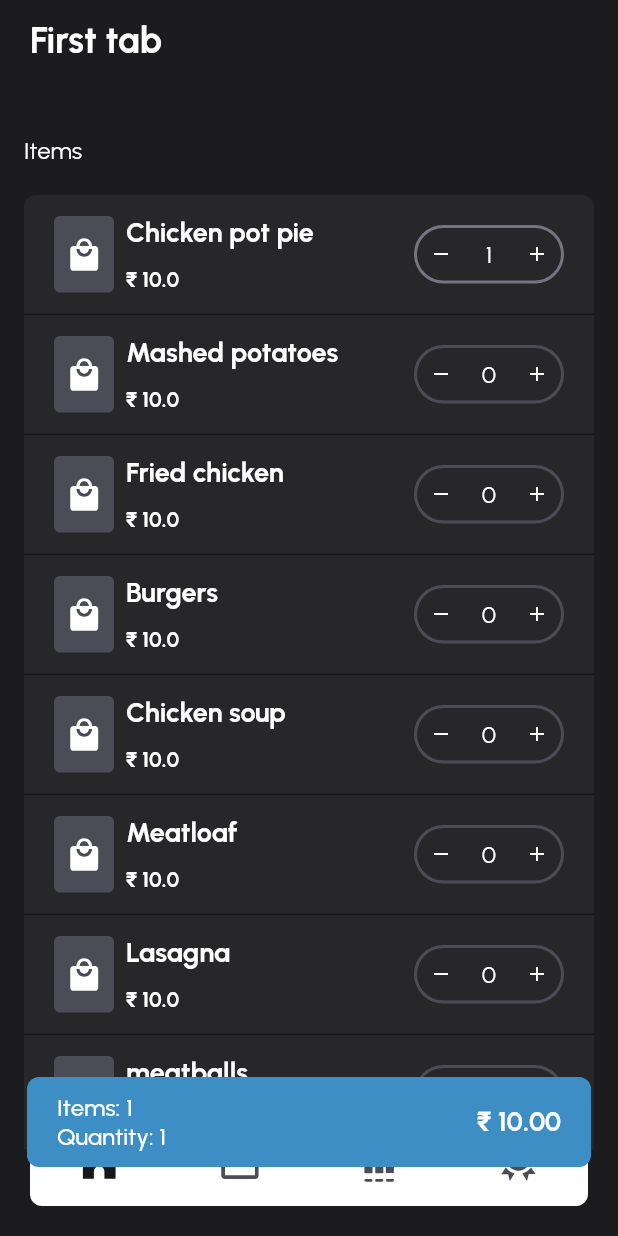
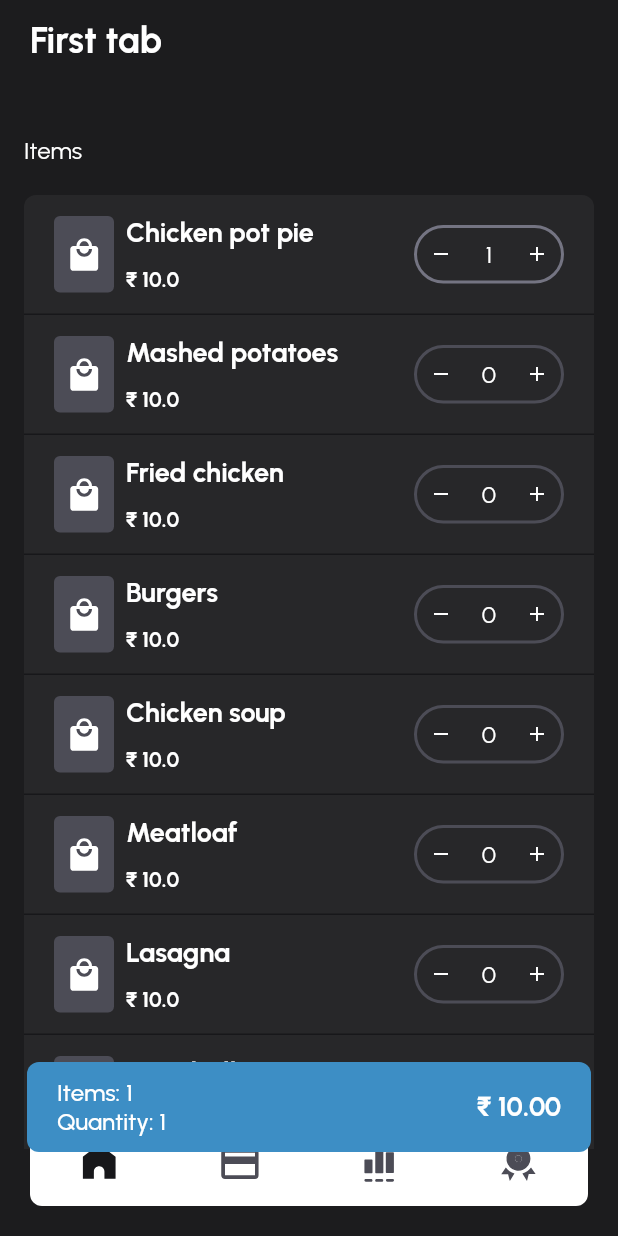
Before and after one commit to da-nish/shop-app, a Flutter app: the screen it shows after launch, after a tap on the "add" icon, on a phone screen of 412 x 824 dp. Run offline on Flutter 3.47's test engine with Material 2 defaults, Android fonts, the phone set to English and light mode, and no system bars; drawn by our look-alikes of persistent_bottom_nav_bar; our stand-ins replace flutter_svg, get.

Commit message:
Add screenshot

```diff
--- a/lib/screens/main/dashboard/dashboard_screen.dart
+++ b/lib/screens/main/dashboard/dashboard_screen.dart
@@ -74,7 +74,7 @@ class _DashboardScreenState extends State<DashboardScreen> {
         () => controller.hasItem()
             ? Container(
                 // color: Color.fromARGB(114, 255, 193, 7),
-                margin: EdgeInsets.only(bottom: 30, right: 18, left: 18),
+                margin: EdgeInsets.only(bottom: 40, right: 18, left: 18),
                 height: 60,
                 padding: EdgeInsets.symmetric(horizontal: 20, vertical: 5),
                 decoration: BoxDecoration(
```
Also changed, not shown: 1.png, 2.png, 3.png (added).
